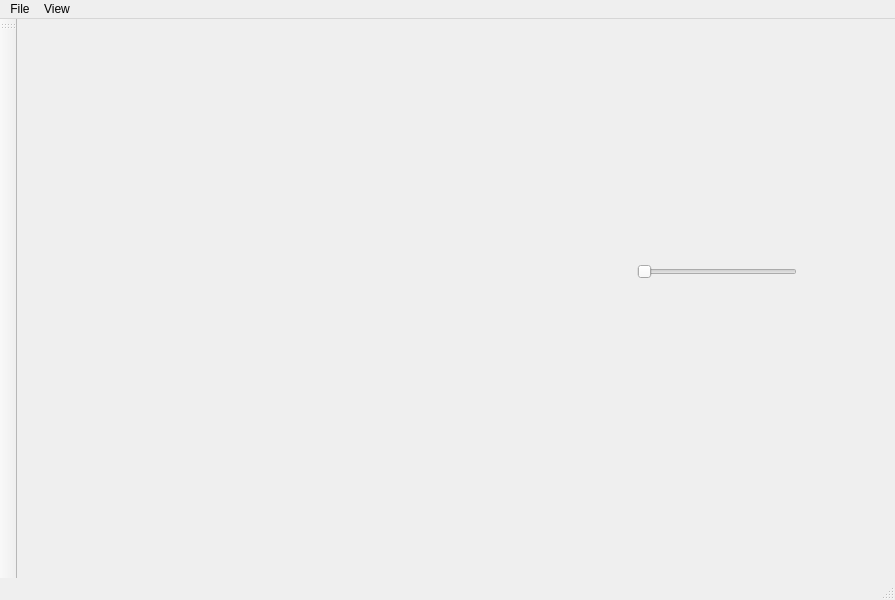
First picture: the form in mainwindow.ui, repository koensakamoto/Sprite-Editor, before the edit.
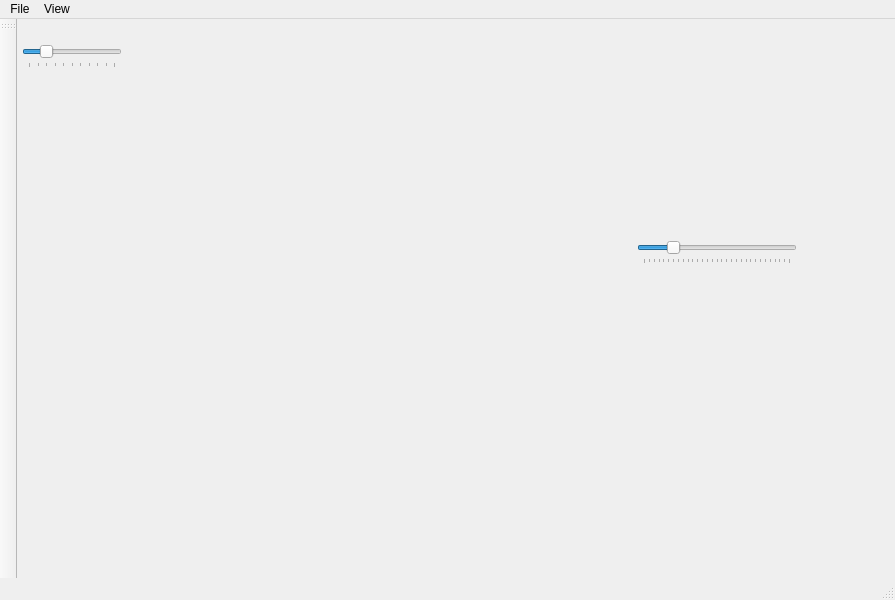
Second picture: the form after the edit. Icons and pictures are not drawn.

```diff
--- a/mainwindow.ui
+++ b/mainwindow.ui
@@ -47,13 +47,50 @@
     <property name="geometry">
      <rect>
       <x>620</x>
-      <y>240</y>
+      <y>220</y>
       <width>160</width>
       <height>25</height>
      </rect>
     </property>
+    <property name="maximum">
+     <number>30</number>
+    </property>
+    <property name="pageStep">
+     <number>10</number>
+    </property>
+    <property name="value">
+     <number>6</number>
+    </property>
     <property name="orientation">
      <enum>Qt::Orientation::Horizontal</enum>
+    </property>
+    <property name="tickPosition">
+     <enum>QSlider::TickPosition::TicksBelow</enum>
+    </property>
+   </widget>
+   <widget class="QSlider" name="pixelSizeSlider">
+    <property name="geometry">
+     <rect>
+      <x>5</x>
+      <y>25</y>
+      <width>100</width>
+      <height>24</height>
+     </rect>
+    </property>
+    <property name="maximum">
+     <number>100</number>
+    </property>
+    <property name="singleStep">
+     <number>10</number>
+    </property>
+    <property name="value">
+     <number>20</number>
+    </property>
+    <property name="orientation">
+     <enum>Qt::Orientation::Horizontal</enum>
+    </property>
+    <property name="tickPosition">
+     <enum>QSlider::TickPosition::TicksBelow</enum>
     </property>
    </widget>
   </widget>
```
